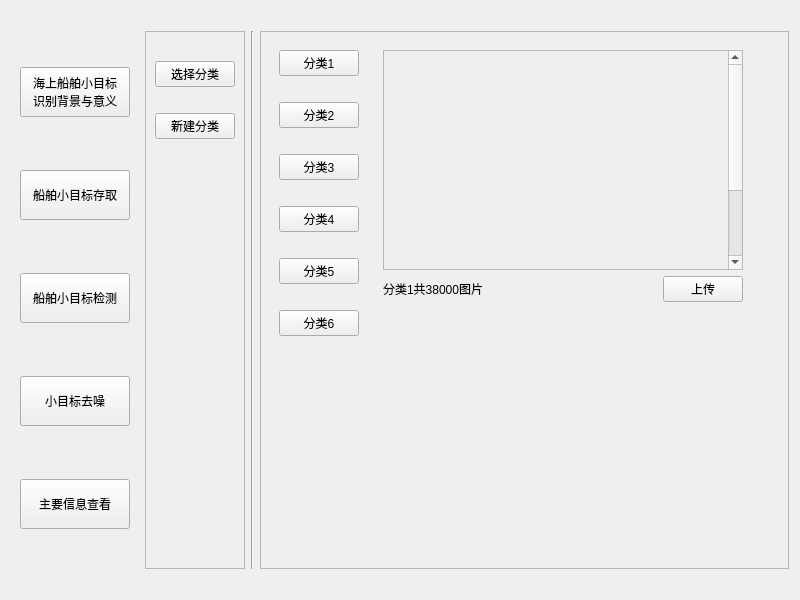
Qt form Form.ui (Minevitably/Boat) before a commit.
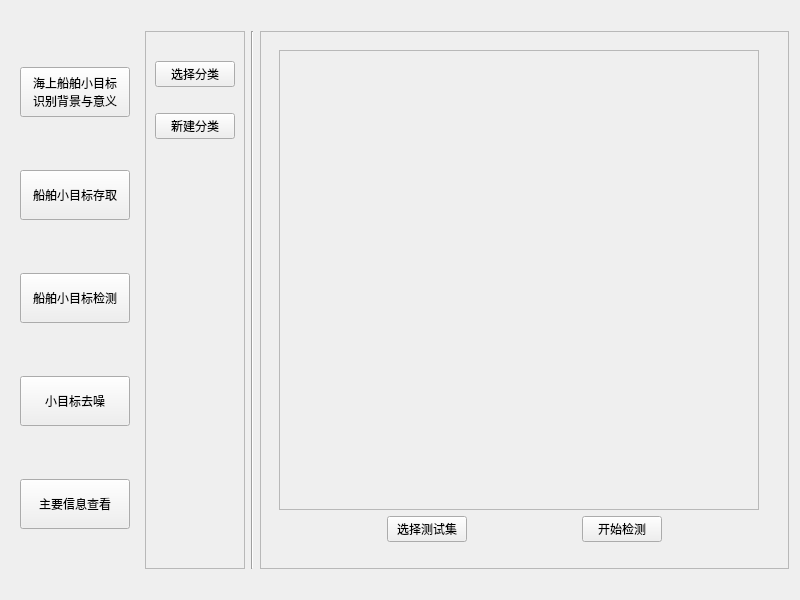
The same form after that commit. The open tabs and pages were chosen to show the change. Icons and pictures are not drawn.

Commit message: v1.0.1 相册组件MGridWidget开发完成

The edit to the form file:
```diff
--- a/Form.ui
+++ b/Form.ui
@@ -1535,19 +1535,6 @@
                </layout>
               </widget>
              </item>
-             <item>
-              <spacer name="horizontalSpacer_33">
-               <property name="orientation">
-                <enum>Qt::Horizontal</enum>
-               </property>
-               <property name="sizeHint" stdset="0">
-                <size>
-                 <width>40</width>
-                 <height>20</height>
-                </size>
-               </property>
-              </spacer>
-             </item>
             </layout>
            </item>
           </layout>
@@ -2031,7 +2018,310 @@
            </item>
           </layout>
          </widget>
-         <widget class="QWidget" name="mainInfoPage">
+         <widget class="QWidget" name="noiseReductionViewPage">
+          <layout class="QVBoxLayout" name="verticalLayout_32">
+           <item>
+            <widget class="QWidget" name="widget_11" native="true">
+             <layout class="QVBoxLayout" name="verticalLayout_31">
+              <item>
+               <widget class="QScrollArea" name="scrollArea_3">
+                <property name="sizePolicy">
+                 <sizepolicy hsizetype="Fixed" vsizetype="Fixed">
+                  <horstretch>0</horstretch>
+                  <verstretch>0</verstretch>
+                 </sizepolicy>
+                </property>
+                <property name="minimumSize">
+                 <size>
+                  <width>320</width>
+                  <height>460</height>
+                 </size>
+                </property>
+                <property name="maximumSize">
+                 <size>
+                  <width>480</width>
+                  <height>600</height>
+                 </size>
+                </property>
+                <property name="widgetResizable">
+                 <bool>true</bool>
+                </property>
+                <widget class="QWidget" name="scrollAreaWidgetContents_4">
+                 <property name="enabled">
+                  <bool>true</bool>
+                 </property>
+                 <property name="geometry">
+                  <rect>
+                   <x>0</x>
+                   <y>0</y>
+                   <width>478</width>
+                   <height>458</height>
+                  </rect>
+                 </property>
+                 <property name="layoutDirection">
+                  <enum>Qt::LeftToRight</enum>
+                 </property>
+                 <layout class="QGridLayout" name="gridLayout_5">
+                  <item row="0" column="0">
+                   <layout class="QGridLayout" name="gridLayout_6">
+                    <item row="0" column="3">
+                     <widget class="QLabel" name="label_31">
+                      <property name="sizePolicy">
+                       <sizepolicy hsizetype="Fixed" vsizetype="Fixed">
+                        <horstretch>0</horstretch>
+                        <verstretch>0</verstretch>
+                       </sizepolicy>
+                      </property>
+                      <property name="minimumSize">
+                       <size>
+                        <width>100</width>
+                        <height>100</height>
+                       </size>
+                      </property>
+                      <property name="text">
+                       <string/>
+                      </property>
+                      <property name="pixmap">
+                       <pixmap resource="apprcc.qrc">:/pic/resource/images/cartoon4.ico</pixmap>
+                      </property>
+                     </widget>
+                    </item>
+                    <item row="1" column="2">
+                     <widget class="QLabel" name="label_35">
+                      <property name="sizePolicy">
+                       <sizepolicy hsizetype="Fixed" vsizetype="Fixed">
+                        <horstretch>0</horstretch>
+                        <verstretch>0</verstretch>
+                       </sizepolicy>
+                      </property>
+                      <property name="minimumSize">
+                       <size>
+                        <width>100</width>
+                        <height>100</height>
+                       </size>
+                      </property>
+                      <property name="text">
+                       <string/>
+                      </property>
+                      <property name="pixmap">
+                       <pixmap resource="apprcc.qrc">:/pic/resource/images/cartoon1.ico</pixmap>
+                      </property>
+                     </widget>
+                    </item>
+                    <item row="0" column="2">
+                     <widget class="QLabel" name="label_41">
+                      <property name="sizePolicy">
+                       <sizepolicy hsizetype="Fixed" vsizetype="Fixed">
+                        <horstretch>0</horstretch>
+                        <verstretch>0</verstretch>
+                       </sizepolicy>
+                      </property>
+                      <property name="minimumSize">
+                       <size>
+                        <width>100</width>
+                        <height>100</height>
+                       </size>
+                      </property>
+                      <property name="text">
+                       <string/>
+                      </property>
+                      <property name="pixmap">
+                       <pixmap resource="apprcc.qrc">:/pic/resource/images/cartoon3.ico</pixmap>
+                      </property>
+                     </widget>
+                    </item>
+                    <item row="1" column="3">
+                     <widget class="QLabel" name="label_39">
+                      <property name="sizePolicy">
+                       <sizepolicy hsizetype="Fixed" vsizetype="Fixed">
+                        <horstretch>0</horstretch>
+                        <verstretch>0</verstretch>
+                       </sizepolicy>
+                      </property>
+                      <property name="minimumSize">
+                       <size>
+                        <width>100</width>
+                        <height>100</height>
+                       </size>
+                      </property>
+                      <property name="text">
+                       <string/>
+                      </property>
+                      <property name="pixmap">
+                       <pixmap resource="apprcc.qrc">:/pic/resource/images/cartoon3.ico</pixmap>
+                      </property>
+                     </widget>
+                    </item>
+                    <item row="1" column="1">
+                     <widget class="QLabel" name="label_44">
+                      <property name="sizePolicy">
+                       <sizepolicy hsizetype="Fixed" vsizetype="Fixed">
+                        <horstretch>0</horstretch>
+                        <verstretch>0</verstretch>
+                       </sizepolicy>
+                      </property>
+                      <property name="minimumSize">
+                       <size>
+                        <width>100</width>
+                        <height>100</height>
+                       </size>
+                      </property>
+                      <property name="text">
+                       <string/>
+                      </property>
+                      <property name="pixmap">
+                       <pixmap resource="apprcc.qrc">:/pic/resource/images/cartoon1.ico</pixmap>
+                      </property>
+                     </widget>
+                    </item>
+                    <item row="0" column="1">
+                     <widget class="QLabel" name="label_43">
+                      <property name="sizePolicy">
+                       <sizepolicy hsizetype="Fixed" vsizetype="Fixed">
+                        <horstretch>0</horstretch>
+                        <verstretch>0</verstretch>
+                       </sizepolicy>
+                      </property>
+                      <property name="minimumSize">
+                       <size>
+                        <width>100</width>
+                        <height>100</height>
+                       </size>
+                      </property>
+                      <property name="text">
+                       <string/>
+                      </property>
+                      <property name="pixmap">
+                       <pixmap resource="apprcc.qrc">:/pic/resource/images/cartoon2.ico</pixmap>
+                      </property>
+                     </widget>
+                    </item>
+                    <item row="0" column="0">
+                     <widget class="QLabel" name="label_36">
+                      <property name="sizePolicy">
+                       <sizepolicy hsizetype="Fixed" vsizetype="Fixed">
+                        <horstretch>0</horstretch>
+                        <verstretch>0</verstretch>
+                       </sizepolicy>
+                      </property>
+                      <property name="minimumSize">
+                       <size>
+                        <width>100</width>
+                        <height>100</height>
+                       </size>
+                      </property>
+                      <property name="text">
+                       <string/>
+                      </property>
+                      <property name="pixmap">
+                       <pixmap resource="apprcc.qrc">:/pic/resource/images/cartoon1.ico</pixmap>
+                      </property>
+                     </widget>
+                    </item>
+                    <item row="1" column="0">
+                     <widget class="QLabel" name="label_38">
+                      <property name="sizePolicy">
+                       <sizepolicy hsizetype="Fixed" vsizetype="Fixed">
+                        <horstretch>0</horstretch>
+                        <verstretch>0</verstretch>
+                       </sizepolicy>
+                      </property>
+                      <property name="minimumSize">
+                       <size>
+                        <width>100</width>
+                        <height>100</height>
+                       </size>
+                      </property>
+                      <property name="text">
+                       <string/>
+                      </property>
+                      <property name="pixmap">
+                       <pixmap resource="apprcc.qrc">:/pic/resource/images/cartoon2.ico</pixmap>
+                      </property>
+                     </widget>
+                    </item>
+                   </layout>
+                  </item>
+                 </layout>
+                </widget>
+               </widget>
+              </item>
+              <item>
+               <layout class="QHBoxLayout" name="horizontalLayout_5">
+                <item>
+                 <spacer name="horizontalSpacer_26">
+                  <property name="orientation">
+                   <enum>Qt::Horizontal</enum>
+                  </property>
+                  <property name="sizeHint" stdset="0">
+                   <size>
+                    <width>40</width>
+                    <height>20</height>
+                   </size>
+                  </property>
+                 </spacer>
+                </item>
+                <item>
+                 <widget class="QPushButton" name="pushButton_33">
+                  <property name="text">
+                   <string>选择测试集</string>
+                  </property>
+                 </widget>
+                </item>
+                <item>
+                 <spacer name="horizontalSpacer_32">
+                  <property name="orientation">
+                   <enum>Qt::Horizontal</enum>
+                  </property>
+                  <property name="sizeHint" stdset="0">
+                   <size>
+                    <width>40</width>
+                    <height>20</height>
+                   </size>
+                  </property>
+                 </spacer>
+                </item>
+                <item>
+                 <widget class="QPushButton" name="pushButton_3">
+                  <property name="text">
+                   <string>开始检测</string>
+                  </property>
+                 </widget>
+                </item>
+                <item>
+                 <spacer name="horizontalSpacer_34">
+                  <property name="orientation">
+                   <enum>Qt::Horizontal</enum>
+                  </property>
+                  <property name="sizeHint" stdset="0">
+                   <size>
+                    <width>40</width>
+                    <height>20</height>
+                   </size>
+                  </property>
+                 </spacer>
+                </item>
+               </layout>
+              </item>
+              <item>
+               <spacer name="verticalSpacer_12">
+                <property name="orientation">
+                 <enum>Qt::Vertical</enum>
+                </property>
+                <property name="sizeHint" stdset="0">
+                 <size>
+                  <width>20</width>
+                  <height>40</height>
+                 </size>
+                </property>
+               </spacer>
+              </item>
+             </layout>
+            </widget>
+           </item>
+          </layout>
+         </widget>
+         <widget class="QWidget" name="mainInfoViewPage">
           <layout class="QVBoxLayout" name="verticalLayout_29">
            <item>
             <widget class="QWidget" name="widget_10" native="true">
```
Left out of the diff: 46 changed lines with no effect on the pictures. The commit also changes 142 other files.
